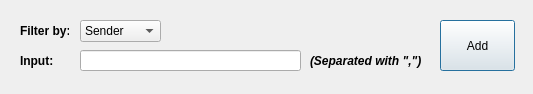
Qt form filter.ui (nhan925/mail_client) before a commit.
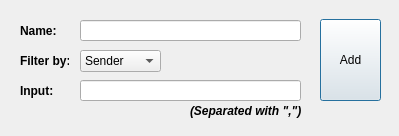
The same form after that commit. Icons and pictures are not drawn.

What changed in the file:
```diff
--- a/filter.ui
+++ b/filter.ui
@@ -6,20 +6,20 @@
    <rect>
     <x>0</x>
     <y>0</y>
-    <width>533</width>
-    <height>94</height>
+    <width>399</width>
+    <height>136</height>
    </rect>
   </property>
   <property name="minimumSize">
    <size>
-    <width>533</width>
-    <height>94</height>
+    <width>399</width>
+    <height>136</height>
    </size>
   </property>
   <property name="maximumSize">
    <size>
-    <width>533</width>
-    <height>94</height>
+    <width>399</width>
+    <height>136</height>
    </size>
   </property>
   <property name="windowTitle">
@@ -33,7 +33,7 @@
    <property name="geometry">
     <rect>
      <x>80</x>
-     <y>20</y>
+     <y>50</y>
      <width>81</width>
      <height>22</height>
     </rect>
@@ -64,7 +64,7 @@
    <property name="geometry">
     <rect>
      <x>20</x>
-     <y>20</y>
+     <y>50</y>
      <width>49</width>
      <height>21</height>
     </rect>
@@ -82,7 +82,7 @@
    <property name="geometry">
     <rect>
      <x>20</x>
-     <y>50</y>
+     <y>80</y>
      <width>49</width>
      <height>21</height>
     </rect>
@@ -100,7 +100,7 @@
    <property name="geometry">
     <rect>
      <x>80</x>
-     <y>50</y>
+     <y>80</y>
      <width>221</width>
      <height>21</height>
     </rect>
@@ -109,8 +109,8 @@
   <widget class="QLabel" name="label_2">
    <property name="geometry">
     <rect>
-     <x>310</x>
-     <y>50</y>
+     <x>190</x>
+     <y>100</y>
      <width>121</width>
      <height>21</height>
     </rect>
@@ -128,16 +128,44 @@
   <widget class="QPushButton" name="pushButton">
    <property name="geometry">
     <rect>
-     <x>440</x>
-     <y>20</y>
-     <width>75</width>
-     <height>51</height>
+     <x>320</x>
+     <y>19</y>
+     <width>61</width>
+     <height>82</height>
     </rect>
    </property>
    <property name="text">
     <string>Add</string>
    </property>
   </widget>
+  <widget class="QLineEdit" name="lineEdit_2">
+   <property name="geometry">
+    <rect>
+     <x>80</x>
+     <y>20</y>
+     <width>221</width>
+     <height>21</height>
+    </rect>
+   </property>
+  </widget>
+  <widget class="QLabel" name="label_4">
+   <property name="geometry">
+    <rect>
+     <x>20</x>
+     <y>20</y>
+     <width>49</width>
+     <height>21</height>
+    </rect>
+   </property>
+   <property name="font">
+    <font>
+     <bold>true</bold>
+    </font>
+   </property>
+   <property name="text">
+    <string>Name:</string>
+   </property>
+  </widget>
  </widget>
  <resources/>
  <connections/>
```
